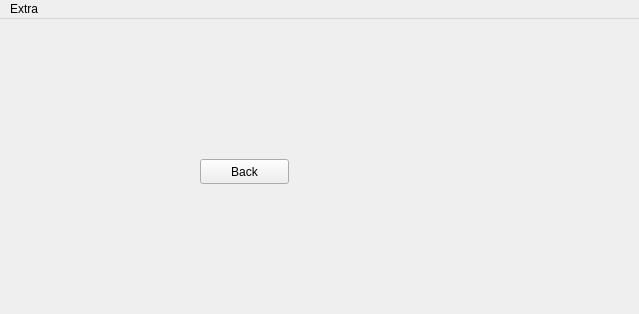
Old version of the form src/window_logic/window_logic.ui in the repository VladKk/BinaRy.
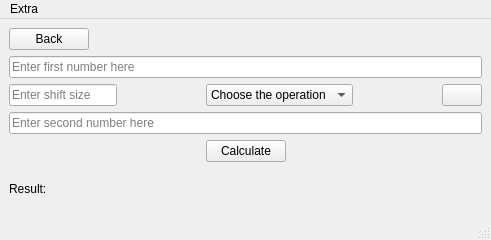
New version of the form.

Commit message: Add bitwise operations + some minor changes

What changed in the file:
```diff
--- a/src/window_logic/window_logic.ui
+++ b/src/window_logic/window_logic.ui
@@ -6,8 +6,8 @@
    <rect>
     <x>0</x>
     <y>0</y>
-    <width>639</width>
-    <height>314</height>
+    <width>491</width>
+    <height>240</height>
    </rect>
   </property>
   <property name="sizePolicy">
@@ -32,26 +32,183 @@
    <string>BinaRy</string>
   </property>
   <widget class="QWidget" name="centralwidget">
-   <widget class="QPushButton" name="buttonBack">
-    <property name="geometry">
-     <rect>
-      <x>200</x>
-      <y>140</y>
-      <width>89</width>
-      <height>25</height>
-     </rect>
-    </property>
-    <property name="text">
-     <string>Back</string>
-    </property>
-   </widget>
+   <layout class="QVBoxLayout" name="verticalLayout">
+    <item>
+     <layout class="QHBoxLayout" name="horizontalLayout">
+      <item>
+       <widget class="QPushButton" name="buttonBack">
+        <property name="text">
+         <string>Back</string>
+        </property>
+       </widget>
+      </item>
+      <item>
+       <spacer name="horizontalSpacer">
+        <property name="orientation">
+         <enum>Qt::Horizontal</enum>
+        </property>
+        <property name="sizeHint" stdset="0">
+         <size>
+          <width>40</width>
+          <height>20</height>
+         </size>
+        </property>
+       </spacer>
+      </item>
+     </layout>
+    </item>
+    <item>
+     <widget class="QLineEdit" name="lineEditUpper">
+      <property name="placeholderText">
+       <string>Enter first number here</string>
+      </property>
+     </widget>
+    </item>
+    <item>
+     <layout class="QHBoxLayout" name="horizontalLayout_2">
+      <item>
+       <widget class="QLineEdit" name="lineEditShift">
+        <property name="text">
+         <string/>
+        </property>
+        <property name="placeholderText">
+         <string>Enter shift size</string>
+        </property>
+       </widget>
+      </item>
+      <item>
+       <spacer name="horizontalSpacer_2">
+        <property name="orientation">
+         <enum>Qt::Horizontal</enum>
+        </property>
+        <property name="sizeHint" stdset="0">
+         <size>
+          <width>40</width>
+          <height>20</height>
+         </size>
+        </property>
+       </spacer>
+      </item>
+      <item>
+       <widget class="QComboBox" name="comboBox">
+        <item>
+         <property name="text">
+          <string>Choose the operation</string>
+         </property>
+        </item>
+        <item>
+         <property name="text">
+          <string>AND</string>
+         </property>
+        </item>
+        <item>
+         <property name="text">
+          <string>OR</string>
+         </property>
+        </item>
+        <item>
+         <property name="text">
+          <string>XOR</string>
+         </property>
+        </item>
+        <item>
+         <property name="text">
+          <string>Left shift</string>
+         </property>
+        </item>
+        <item>
+         <property name="text">
+          <string>Right shift</string>
+         </property>
+        </item>
+        <item>
+         <property name="text">
+          <string>NOT</string>
+         </property>
+        </item>
+       </widget>
+      </item>
+      <item>
+       <spacer name="horizontalSpacer_3">
+        <property name="orientation">
+         <enum>Qt::Horizontal</enum>
+        </property>
+        <property name="sizeHint" stdset="0">
+         <size>
+          <width>40</width>
+          <height>20</height>
+         </size>
+        </property>
+       </spacer>
+      </item>
+      <item>
+       <widget class="QPushButton" name="buttonSwap">
+        <property name="text">
+         <string/>
+        </property>
+       </widget>
+      </item>
+     </layout>
+    </item>
+    <item>
+     <widget class="QLineEdit" name="lineEdirLower">
+      <property name="placeholderText">
+       <string>Enter second number here</string>
+      </property>
+     </widget>
+    </item>
+    <item>
+     <layout class="QHBoxLayout" name="horizontalLayout_3">
+      <item>
+       <spacer name="horizontalSpacer_4">
+        <property name="orientation">
+         <enum>Qt::Horizontal</enum>
+        </property>
+        <property name="sizeHint" stdset="0">
+         <size>
+          <width>40</width>
+          <height>20</height>
+         </size>
+        </property>
+       </spacer>
+      </item>
+      <item>
+       <widget class="QPushButton" name="buttonCalculate">
+        <property name="text">
+         <string>Calculate</string>
+        </property>
+       </widget>
+      </item>
+      <item>
+       <spacer name="horizontalSpacer_5">
+        <property name="orientation">
+         <enum>Qt::Horizontal</enum>
+        </property>
+        <property name="sizeHint" stdset="0">
+         <size>
+          <width>40</width>
+          <height>20</height>
+         </size>
+        </property>
+       </spacer>
+      </item>
+     </layout>
+    </item>
+    <item>
+     <widget class="QLabel" name="labelResult">
+      <property name="text">
+       <string>Result: </string>
+      </property>
+     </widget>
+    </item>
+   </layout>
   </widget>
   <widget class="QMenuBar" name="menubar">
    <property name="geometry">
     <rect>
      <x>0</x>
      <y>0</y>
-     <width>639</width>
+     <width>491</width>
      <height>22</height>
     </rect>
    </property>
@@ -65,6 +222,7 @@
    </widget>
    <addaction name="menuExtra"/>
   </widget>
+  <widget class="QStatusBar" name="statusBar"/>
   <action name="actionAbout_developer">
    <property name="text">
     <string>About developer</string>
```
Left out of the diff: 9 changed lines with no effect on the pictures. The commit also changes 7 other files.
